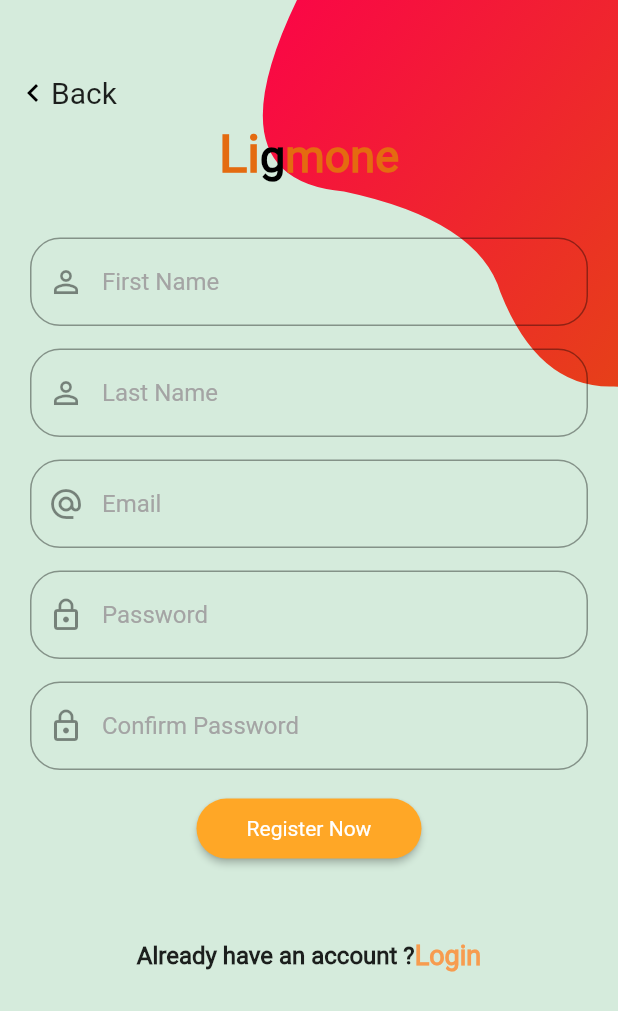
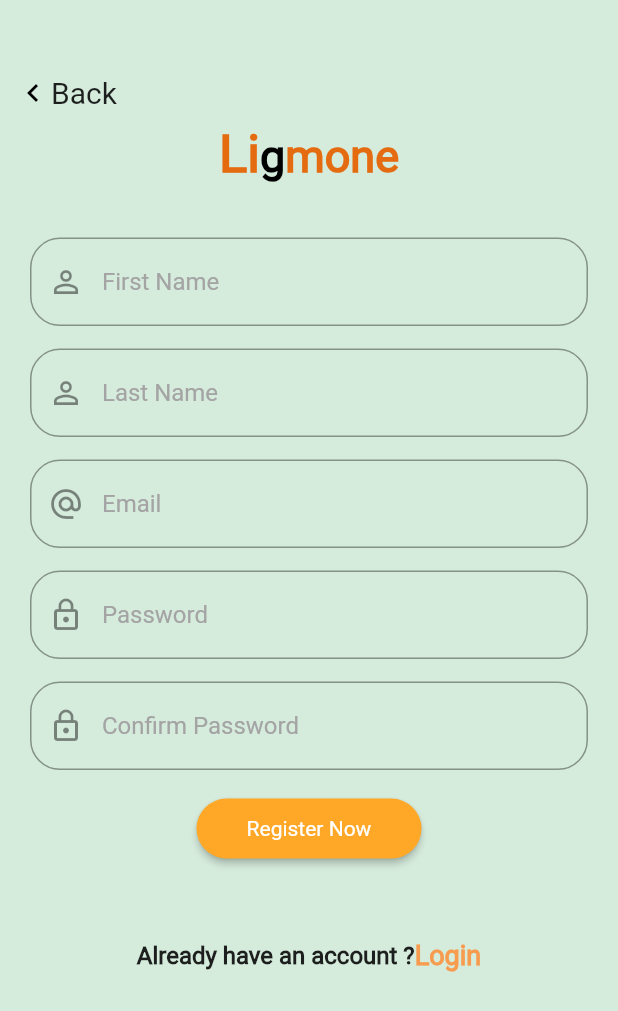
Before and after one commit to RoboCOVA/ligmone, a Flutter app: the SignUpPage screen opened directly, on a phone screen of 412 x 824 dp. Shown: the top 1011 px of the screen. Run offline on Flutter 3.47's test engine with Material 2 defaults, Android fonts, the light colour scheme and no system bars; our stand-ins replace cloud_firestore, firebase_auth, font_awesome_flutter, google_fonts, google_sign_in; missing offline and left inert: flutter_facebook_login; accounts and stored records are empty.

Commit message:
Cleaned PI shape- login and signup

```diff
--- a/lib/loginScreen/signup.dart
+++ b/lib/loginScreen/signup.dart
@@ -221,11 +221,11 @@ class _SignUpPageState extends State<SignUpPage> {
         height: height,
         child: Stack(
           children: <Widget>[
-            Positioned(
-              top: -MediaQuery.of(context).size.height * .15,
-              right: -MediaQuery.of(context).size.width * .4,
-              child: BezierContainer(),
-            ),
+            // Positioned(
+            //   top: -MediaQuery.of(context).size.height * .15,
+            //   right: -MediaQuery.of(context).size.width * .4,
+            //   child: BezierContainer(),
+            // ),
             Container(
               padding: EdgeInsets.symmetric(horizontal: 20),
               child: SingleChildScrollView(
```
